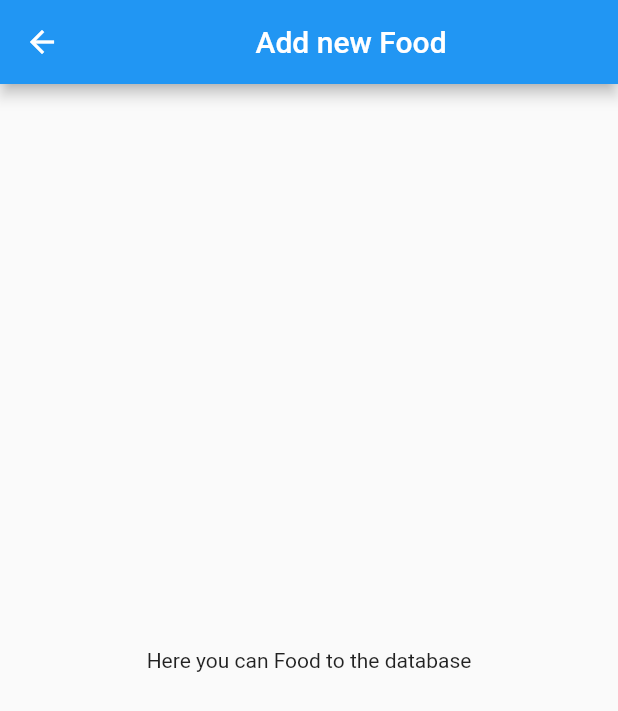
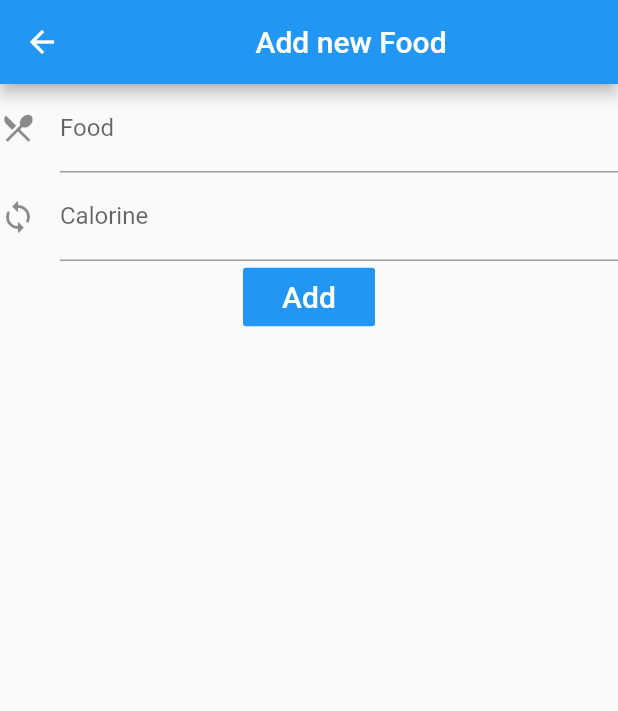
Before and after one commit to OstapFilipenko/Heraceus_app_1.0.0, a Flutter app: the AddFoodPage screen opened directly, on a phone screen of 412 x 824 dp. Shown: the top 711 px of the screen. Run offline on Flutter 3.47's test engine with Material 2 defaults, Android fonts, the phone set to English and light mode, and no system bars.

Commit message:
created a Form for adding food(just front-end, without any logic)

```diff
--- /dev/null
+++ b/lib/Components/Food_form.dart
@@ -0,0 +1,51 @@
+import 'package:flutter/material.dart';
+
+class FoodForm extends StatefulWidget {
+  @override
+  _FoodFormState createState() => _FoodFormState();
+}
+
+class _FoodFormState extends State<FoodForm> {
+  @override
+  Widget build(BuildContext context) {
+    return Column(
+      crossAxisAlignment: CrossAxisAlignment.start,
+      children: <Widget>[
+        TextFormField(
+            decoration: const InputDecoration(
+              icon: const Icon(Icons.local_dining),
+              hintText: 'Enter the new Food',
+              labelText: 'Food',
+            ),
+          ),
+          TextFormField(
+            decoration: const InputDecoration(
+              icon: const Icon(Icons.loop),
+              hintText: 'Enter the colorine',
+              labelText: 'Calorine',
+            ),
+          ),
+          Center(
+            child: FlatButton(
+            color: Colors.blue,
+            textColor: Colors.white,
+            disabledColor: Colors.grey,
+            disabledTextColor: Colors.black,
+            padding: EdgeInsets.all(8.0),
+            splashColor: Colors.blueAccent,
+            onPressed: () {
+              /**
+               * Die Daten schicken
+               */
+            },
+            child: Text(
+              "Add",
+              style: TextStyle(fontSize: 20.0),
+            ),
+          )
+          ),
+
+      ],
+    );
+  }
+}
--- a/lib/AddFood.dart
+++ b/lib/Pages/AddFood.dart
@@ -1,4 +1,5 @@
 import 'package:flutter/material.dart';
+import 'package:heraceus_v1_0_0/Components/Food_form.dart';
 
 class AddFoodPage extends StatefulWidget {
   final Color backgroundColorOfTitle;
@@ -19,9 +20,7 @@ class _AddFoodPageState extends State<AddFoodPage> {
           child: Text("Add new Food"),
         )
       ),
-      body: new Center(
-        child: new Text("Here you can Food to the database"),
-      ),
+      body: FoodForm(),
     );
   }
 }
--- a/lib/main.dart
+++ b/lib/main.dart
@@ -1,6 +1,7 @@
 import 'package:flutter/material.dart';
-import 'package:heraceus_v1_0_0/AddFood.dart';
-import 'package:heraceus_v1_0_0/ConsumedFood.dart';
+
+import 'Pages/AddFood.dart';
+import 'Pages/ConsumedFood.dart';
 
 void main() => runApp(MyApp());
 
```
Also changed, not shown: lib/Pages/ConsumedFood.dart (renamed from lib/ConsumedFood.dart).
